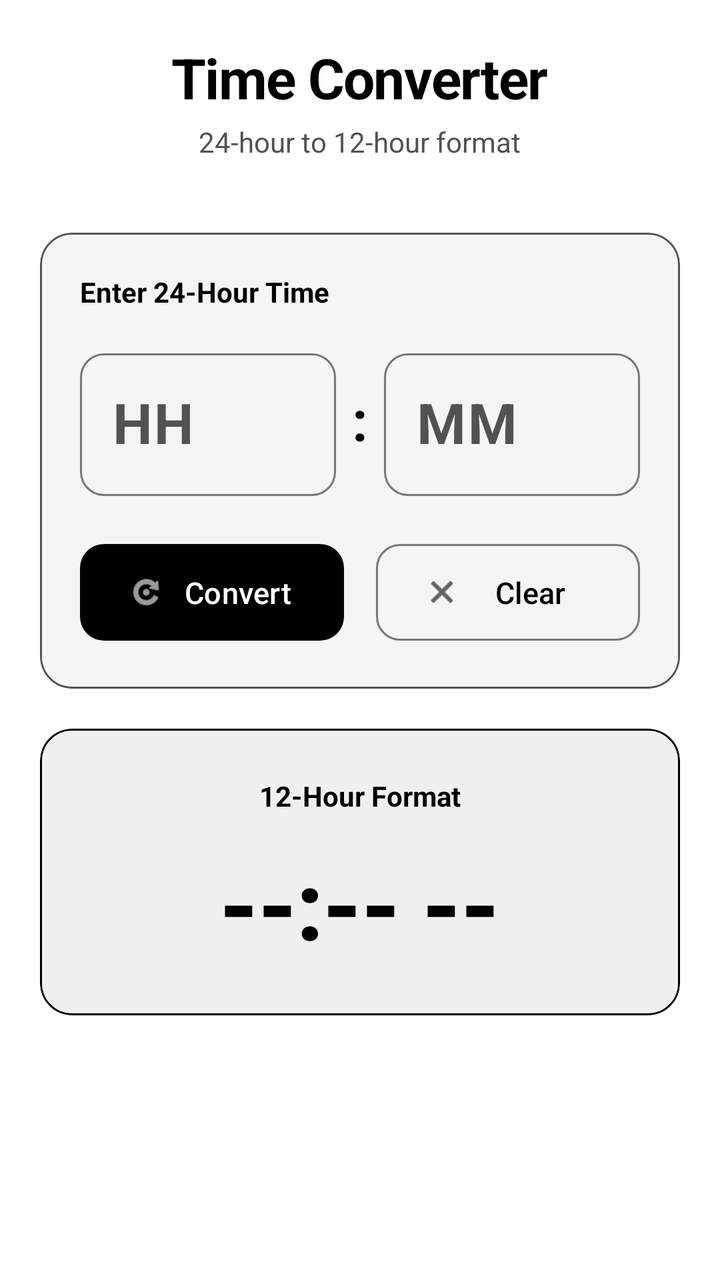
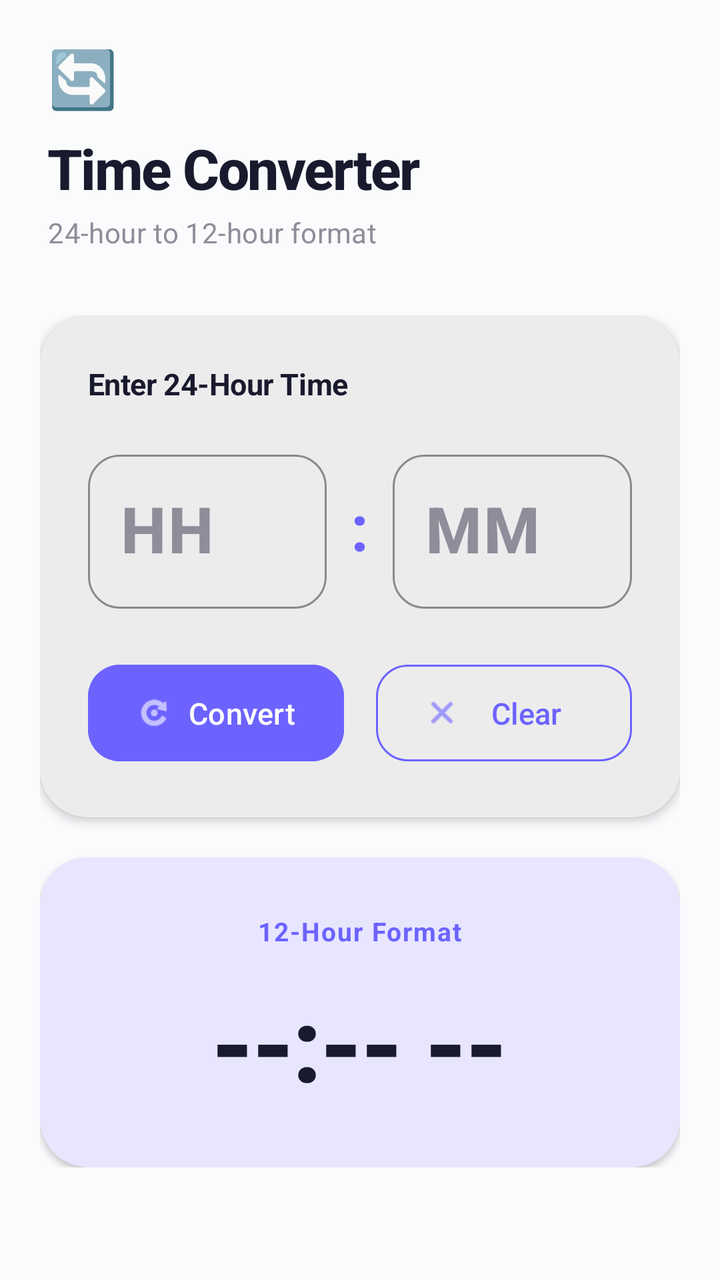

Before-and-after screenshots of an Android layout around one commit, followed by the original layout XML and the change that was made.
<!-- AndroidManifest.xml: application theme Theme.DevLifeOS -->
<!-- res/layout/fragment_time_converter.xml -->
<?xml version="1.0" encoding="utf-8"?>
<androidx.coordinatorlayout.widget.CoordinatorLayout xmlns:android="http://schemas.android.com/apk/res/android"
    xmlns:app="http://schemas.android.com/apk/res-auto"
    xmlns:tools="http://schemas.android.com/tools"
    android:layout_width="match_parent"
    android:layout_height="match_parent"
    android:background="?attr/colorSurface">

    
    <com.google.android.material.appbar.AppBarLayout
        android:id="@+id/appBarLayout"
        android:layout_width="match_parent"
        android:layout_height="wrap_content"
        android:background="?attr/colorSurface"
        android:elevation="0dp"
        app:elevation="0dp">

        <LinearLayout
            android:layout_width="match_parent"
            android:layout_height="wrap_content"
            android:orientation="vertical"
            android:paddingStart="24dp"
            android:paddingTop="20dp"
            android:paddingEnd="24dp"
            android:paddingBottom="16dp">

            <TextView
                android:layout_width="wrap_content"
                android:layout_height="wrap_content"
                android:layout_gravity="center"
                android:text="Time Converter"
                android:textColor="?attr/colorOnSurface"
                android:textSize="28sp"
                android:textStyle="bold"
                android:letterSpacing="-0.02" />

            <TextView
                android:layout_width="wrap_content"
                android:layout_height="wrap_content"
                android:layout_marginTop="4dp"
                android:layout_gravity="center"
                android:text="24-hour to 12-hour format"
                android:textColor="?attr/colorOnSurfaceVariant"
                android:textSize="14sp" />

        </LinearLayout>

    </com.google.android.material.appbar.AppBarLayout>

    <androidx.core.widget.NestedScrollView
        android:layout_width="match_parent"
        android:layout_height="match_parent"
        android:fillViewport="false"
        app:layout_behavior="@string/appbar_scrolling_view_behavior">

        <LinearLayout
            android:layout_width="match_parent"
            android:layout_height="wrap_content"
            android:orientation="vertical"
            android:padding="20dp">

            
            <com.google.android.material.card.MaterialCardView
                android:layout_width="match_parent"
                android:layout_height="wrap_content"
                app:cardBackgroundColor="?attr/colorSurfaceVariant"
                app:cardCornerRadius="16dp"
                app:cardElevation="0dp"
                app:strokeWidth="1dp"
                app:strokeColor="?attr/colorOnSurfaceVariant">

                <LinearLayout
                    android:layout_width="match_parent"
                    android:layout_height="wrap_content"
                    android:orientation="vertical"
                    android:padding="20dp">

                    <TextView
                        android:layout_width="wrap_content"
                        android:layout_height="wrap_content"
                        android:text="Enter 24-Hour Time"
                        android:textColor="?attr/colorOnSurface"
                        android:textSize="14sp"
                        android:textStyle="bold" />

                    
                    <LinearLayout
                        android:layout_width="match_parent"
                        android:layout_height="wrap_content"
                        android:layout_marginTop="16dp"
                        android:gravity="center"
                        android:orientation="horizontal">

                        
                        <com.google.android.material.textfield.TextInputLayout
                            style="@style/Widget.Material3.TextInputLayout.OutlinedBox"
                            android:layout_width="0dp"
                            android:layout_height="wrap_content"
                            android:layout_weight="1"
                            android:hint="HH"
                            app:boxCornerRadiusBottomEnd="12dp"
                            app:boxCornerRadiusBottomStart="12dp"
                            app:boxCornerRadiusTopEnd="12dp"
                            app:boxCornerRadiusTopStart="12dp">

                            <com.google.android.material.textfield.TextInputEditText
                                android:id="@+id/etHour24"
                                android:layout_width="match_parent"
                                android:layout_height="wrap_content"
                                android:inputType="number"
                                android:maxLength="2"
                                android:textAlignment="center"
                                android:textSize="28sp"
                                android:textStyle="bold" />

                        </com.google.android.material.textfield.TextInputLayout>

                        
                        <TextView
                            android:layout_width="wrap_content"
                            android:layout_height="wrap_content"
                            android:layout_marginStart="8dp"
                            android:layout_marginEnd="8dp"
                            android:text=":"
                            android:textColor="?attr/colorOnSurface"
                            android:textSize="28sp"
                            android:textStyle="bold" />

                        
                        <com.google.android.material.textfield.TextInputLayout
                            style="@style/Widget.Material3.TextInputLayout.OutlinedBox"
                            android:layout_width="0dp"
                            android:layout_height="wrap_content"
                            android:layout_weight="1"
                            android:hint="MM"
                            app:boxCornerRadiusBottomEnd="12dp"
                            app:boxCornerRadiusBottomStart="12dp"
                            app:boxCornerRadiusTopEnd="12dp"
                            app:boxCornerRadiusTopStart="12dp">

                            <com.google.android.material.textfield.TextInputEditText
                                android:id="@+id/etMinute"
                                android:layout_width="match_parent"
                                android:layout_height="wrap_content"
                                android:inputType="number"
                                android:maxLength="2"
                                android:textAlignment="center"
                                android:textSize="28sp"
                                android:textStyle="bold" />

                        </com.google.android.material.textfield.TextInputLayout>

                    </LinearLayout>

                    
                    <LinearLayout
                        android:layout_width="match_parent"
                        android:layout_height="wrap_content"
                        android:layout_marginTop="20dp"
                        android:orientation="horizontal">

                        <com.google.android.material.button.MaterialButton
                            android:id="@+id/btnConvert"
                            android:layout_width="0dp"
                            android:layout_height="wrap_content"
                            android:layout_marginEnd="8dp"
                            android:layout_weight="1"
                            android:paddingVertical="14dp"
                            android:text="Convert"
                            android:textSize="15sp"
                            app:cornerRadius="12dp"
                            app:icon="@android:drawable/ic_menu_rotate" />

                        <com.google.android.material.button.MaterialButton
                            android:id="@+id/btnClear"
                            style="@style/Widget.Material3.Button.OutlinedButton"
                            android:layout_width="0dp"
                            android:layout_height="wrap_content"
                            android:layout_marginStart="8dp"
                            android:layout_weight="1"
                            android:paddingVertical="14dp"
                            android:text="Clear"
                            android:textSize="15sp"
                            app:cornerRadius="12dp"
                            app:icon="@android:drawable/ic_menu_close_clear_cancel" />

                    </LinearLayout>

                </LinearLayout>

            </com.google.android.material.card.MaterialCardView>

            
            <com.google.android.material.card.MaterialCardView
                android:id="@+id/cardResult"
                android:layout_width="match_parent"
                android:layout_height="wrap_content"
                android:layout_marginTop="20dp"
                app:cardBackgroundColor="?attr/colorPrimaryContainer"
                app:cardCornerRadius="16dp"
                app:cardElevation="0dp"
                app:strokeWidth="1dp"
                app:strokeColor="?attr/colorPrimary">

                <LinearLayout
                    android:layout_width="match_parent"
                    android:layout_height="wrap_content"
                    android:gravity="center"
                    android:orientation="vertical"
                    android:padding="24dp">

                    <TextView
                        android:layout_width="wrap_content"
                        android:layout_height="wrap_content"
                        android:text="12-Hour Format"
                        android:textColor="?attr/colorOnSurface"
                        android:textSize="14sp"
                        android:textStyle="bold" />

                    <TextView
                        android:id="@+id/tvResult12Hour"
                        android:layout_width="wrap_content"
                        android:layout_height="wrap_content"
                        android:layout_marginTop="12dp"
                        android:fontFamily="sans-serif-medium"
                        android:letterSpacing="-0.02"
                        android:text="--:-- --"
                        android:textColor="?attr/colorOnSurface"
                        android:textSize="48sp"
                        android:textStyle="bold" />

                    
                    <com.google.android.material.card.MaterialCardView
                        android:id="@+id/cardExplanation"
                        android:layout_width="match_parent"
                        android:layout_height="wrap_content"
                        android:layout_marginTop="16dp"
                        android:visibility="gone"
                        app:cardBackgroundColor="?attr/colorSurface"
                        app:cardCornerRadius="12dp"
                        app:cardElevation="0dp">

                        <TextView
                            android:id="@+id/tvResultExplanation"
                            android:layout_width="match_parent"
                            android:layout_height="wrap_content"
                            android:fontFamily="monospace"
                            android:padding="12dp"
                            android:text="Enter time to see conversion"
                            android:textColor="?attr/colorOnSurface"
                            android:textSize="12sp"
                            android:lineSpacingExtra="2dp" />

                    </com.google.android.material.card.MaterialCardView>

                </LinearLayout>

            </com.google.android.material.card.MaterialCardView>


        </LinearLayout>

    </androidx.core.widget.NestedScrollView>

</androidx.coordinatorlayout.widget.CoordinatorLayout>
<!-- resources referenced by this layout -->
<resources>
  <style name="Base.Theme.DevLifeOS" parent="Theme.Material3.DayNight.NoActionBar">
          
          <item name="colorPrimary">@color/md_theme_light_primary</item>
          <item name="colorOnPrimary">@color/md_theme_light_onPrimary</item>
          <item name="colorPrimaryContainer">@color/md_theme_light_primaryContainer</item>
  
          
          <item name="colorSecondary">@color/md_theme_light_secondary</item>
          <item name="colorOnSecondary">@color/md_theme_light_onSecondary</item>
          <item name="colorSecondaryContainer">@color/md_theme_light_primaryContainer</item>
          <item name="colorOnSecondaryContainer">@color/black</item>
  
          
          <item name="android:colorBackground">@color/md_theme_light_background</item>
          <item name="colorOnBackground">@color/black</item>
  
          
          <item name="colorSurface">@color/md_theme_light_surface</item>
          <item name="colorOnSurface">@color/black</item>
          <item name="colorSurfaceVariant">@color/md_theme_light_surfaceVariant</item>
          <item name="colorOnSurfaceVariant">@color/neutral_600</item>
  
          
          <item name="colorError">@color/md_theme_light_error</item>
          <item name="colorOnError">@color/white</item>
  
          
          <item name="android:statusBarColor">@color/white</item>
          <item name="android:windowLightStatusBar" tools:targetApi="m">true</item>
  
          
          <item name="android:navigationBarColor">@color/white</item>
          <item name="android:windowLightNavigationBar" tools:targetApi="o">true</item>
      </style>
  <color name="md_theme_light_primary">#000000</color>
  <color name="md_theme_light_primaryContainer">#F0F0F0</color>
  <color name="md_theme_light_secondary">#333333</color>
  <color name="black">#FF000000</color>
  <color name="md_theme_light_background">#FFFFFF</color>
  <color name="md_theme_light_surfaceVariant">#F5F5F5</color>
  <color name="neutral_600">#525252</color>
  <color name="md_theme_light_error">#DC2626</color>
  <!-- unchanged entries left out for length: 5 -->
</resources>

<!-- the commit's change to res/layout/fragment_time_converter.xml (unified diff, before → after) -->
@@ -4,14 +4,14 @@
     xmlns:tools="http://schemas.android.com/tools"
     android:layout_width="match_parent"
     android:layout_height="match_parent"
-    android:background="?attr/colorSurface">
+    android:background="?android:attr/colorBackground">
 
     
     <com.google.android.material.appbar.AppBarLayout
         android:id="@+id/appBarLayout"
         android:layout_width="match_parent"
         android:layout_height="wrap_content"
-        android:background="?attr/colorSurface"
+        android:background="?android:attr/colorBackground"
         android:elevation="0dp"
         app:elevation="0dp">
 
@@ -22,26 +22,27 @@
             android:paddingStart="24dp"
             android:paddingTop="20dp"
             android:paddingEnd="24dp"
-            android:paddingBottom="16dp">
+            android:paddingBottom="12dp">
 
             <TextView
                 android:layout_width="wrap_content"
                 android:layout_height="wrap_content"
-                android:layout_gravity="center"
-                android:text="Time Converter"
-                android:textColor="?attr/colorOnSurface"
-                android:textSize="28sp"
-                android:textStyle="bold"
-                android:letterSpacing="-0.02" />
+                android:text="@string/emoji_refresh"
+                android:textSize="28sp" />
+
+            <TextView
+                style="@style/PremiumHeaderTitle"
+                android:layout_width="wrap_content"
+                android:layout_height="wrap_content"
+                android:layout_marginTop="8dp"
+                android:text="@string/time_converter" />
 
             <TextView
                 android:layout_width="wrap_content"
                 android:layout_height="wrap_content"
                 android:layout_marginTop="4dp"
-                android:layout_gravity="center"
-                android:text="24-hour to 12-hour format"
-                android:textColor="?attr/colorOnSurfaceVariant"
-                android:textSize="14sp" />
+                android:text="@string/header_subtitle_time_converter"
+                style="@style/PremiumHeaderSubtitle" />
 
         </LinearLayout>
 
@@ -63,31 +64,31 @@
             <com.google.android.material.card.MaterialCardView
                 android:layout_width="match_parent"
                 android:layout_height="wrap_content"
-                app:cardBackgroundColor="?attr/colorSurfaceVariant"
-                app:cardCornerRadius="16dp"
-                app:cardElevation="0dp"
-                app:strokeWidth="1dp"
-                app:strokeColor="?attr/colorOnSurfaceVariant">
+                app:cardBackgroundColor="?attr/colorSurface"
+                app:cardCornerRadius="24dp"
+                app:cardElevation="3dp"
+                app:strokeWidth="0dp">
 
                 <LinearLayout
                     android:layout_width="match_parent"
                     android:layout_height="wrap_content"
                     android:orientation="vertical"
-                    android:padding="20dp">
+                    android:padding="24dp">
 
                     <TextView
                         android:layout_width="wrap_content"
                         android:layout_height="wrap_content"
-                        android:text="Enter 24-Hour Time"
+                        android:text="@string/enter_24_hour_time"
                         android:textColor="?attr/colorOnSurface"
-                        android:textSize="14sp"
-                        android:textStyle="bold" />
+                        android:textSize="15sp"
+                        android:textStyle="bold"
+                        android:letterSpacing="-0.01" />
 
                     
                     <LinearLayout
                         android:layout_width="match_parent"
                         android:layout_height="wrap_content"
-                        android:layout_marginTop="16dp"
+                        android:layout_marginTop="20dp"
                         android:gravity="center"
                         android:orientation="horizontal">
 
@@ -97,11 +98,12 @@
                             android:layout_width="0dp"
                             android:layout_height="wrap_content"
                             android:layout_weight="1"
-                            android:hint="HH"
-                            app:boxCornerRadiusBottomEnd="12dp"
-                            app:boxCornerRadiusBottomStart="12dp"
-                            app:boxCornerRadiusTopEnd="12dp"
-                            app:boxCornerRadiusTopStart="12dp">
+                            android:hint="@string/hint_hh"
+                            app:boxCornerRadiusBottomEnd="16dp"
+                            app:boxCornerRadiusBottomStart="16dp"
+                            app:boxCornerRadiusTopEnd="16dp"
+                            app:boxCornerRadiusTopStart="16dp"
+                            app:boxStrokeColor="@color/accent_indigo">
 
                             <com.google.android.material.textfield.TextInputEditText
                                 android:id="@+id/etHour24"
@@ -110,8 +112,9 @@
                                 android:inputType="number"
                                 android:maxLength="2"
                                 android:textAlignment="center"
-                                android:textSize="28sp"
-                                android:textStyle="bold" />
+                                android:textSize="32sp"
+                                android:textStyle="bold"
+                                android:fontFamily="sans-serif-medium" />
 
                         </com.google.android.material.textfield.TextInputLayout>
 
@@ -119,11 +122,11 @@
                         <TextView
                             android:layout_width="wrap_content"
                             android:layout_height="wrap_content"
-                            android:layout_marginStart="8dp"
-                            android:layout_marginEnd="8dp"
-                            android:text=":"
-                            android:textColor="?attr/colorOnSurface"
-                            android:textSize="28sp"
+                            android:layout_marginStart="12dp"
+                            android:layout_marginEnd="12dp"
+                            android:text="@string/colon"
+                            android:textColor="@color/accent_indigo"
+                            android:textSize="32sp"
                             android:textStyle="bold" />
 
                         
@@ -132,11 +135,12 @@
                             android:layout_width="0dp"
                             android:layout_height="wrap_content"
                             android:layout_weight="1"
-                            android:hint="MM"
-                            app:boxCornerRadiusBottomEnd="12dp"
-                            app:boxCornerRadiusBottomStart="12dp"
-                            app:boxCornerRadiusTopEnd="12dp"
-                            app:boxCornerRadiusTopStart="12dp">
+                            android:hint="@string/hint_mm"
+                            app:boxCornerRadiusBottomEnd="16dp"
+                            app:boxCornerRadiusBottomStart="16dp"
+                            app:boxCornerRadiusTopEnd="16dp"
+                            app:boxCornerRadiusTopStart="16dp"
+                            app:boxStrokeColor="@color/accent_indigo">
 
                             <com.google.android.material.textfield.TextInputEditText
                                 android:id="@+id/etMinute"
@@ -145,8 +149,9 @@
                                 android:inputType="number"
                                 android:maxLength="2"
                                 android:textAlignment="center"
-                                android:textSize="28sp"
-                                android:textStyle="bold" />
+                                android:textSize="32sp"
+                                android:textStyle="bold"
+                                android:fontFamily="sans-serif-medium" />
 
                         </com.google.android.material.textfield.TextInputLayout>
 
@@ -156,7 +161,7 @@
                     <LinearLayout
                         android:layout_width="match_parent"
                         android:layout_height="wrap_content"
-                        android:layout_marginTop="20dp"
+                        android:layout_marginTop="24dp"
                         android:orientation="horizontal">
 
                         <com.google.android.material.button.MaterialButton
@@ -166,10 +171,12 @@
                             android:layout_marginEnd="8dp"
                             android:layout_weight="1"
                             android:paddingVertical="14dp"
-                            android:text="Convert"
+                            android:text="@string/convert"
                             android:textSize="15sp"
-                            app:cornerRadius="12dp"
-                            app:icon="@android:drawable/ic_menu_rotate" />
+                            android:backgroundTint="@color/accent_indigo"
+                            app:cornerRadius="16dp"
+                            app:icon="@android:drawable/ic_menu_rotate"
+                            app:iconTint="@color/white" />
 
                         <com.google.android.material.button.MaterialButton
                             android:id="@+id/btnClear"
@@ -179,10 +186,13 @@
                             android:layout_marginStart="8dp"
                             android:layout_weight="1"
                             android:paddingVertical="14dp"
-                            android:text="Clear"
+                            android:text="@string/clear"
                             android:textSize="15sp"
-                            app:cornerRadius="12dp"
-                            app:icon="@android:drawable/ic_menu_close_clear_cancel" />
+                            android:textColor="@color/accent_indigo"
+                            app:cornerRadius="16dp"
+                            app:strokeColor="@color/accent_indigo"
+                            app:icon="@android:drawable/ic_menu_close_clear_cancel"
+                            app:iconTint="@color/accent_indigo" />
 
                     </LinearLayout>
 
@@ -196,26 +206,26 @@
                 android:layout_width="match_parent"
                 android:layout_height="wrap_content"
                 android:layout_marginTop="20dp"
-                app:cardBackgroundColor="?attr/colorPrimaryContainer"
-                app:cardCornerRadius="16dp"
-                app:cardElevation="0dp"
-                app:strokeWidth="1dp"
-                app:strokeColor="?attr/colorPrimary">
+                app:cardBackgroundColor="@color/accent_indigo_soft"
+                app:cardCornerRadius="24dp"
+                app:cardElevation="2dp"
+                app:strokeWidth="0dp">
 
                 <LinearLayout
                     android:layout_width="match_parent"
                     android:layout_height="wrap_content"
                     android:gravity="center"
                     android:orientation="vertical"
-                    android:padding="24dp">
+                    android:padding="28dp">
 
                     <TextView
                         android:layout_width="wrap_content"
                         android:layout_height="wrap_content"
-                        android:text="12-Hour Format"
-                        android:textColor="?attr/colorOnSurface"
-                        android:textSize="14sp"
-                        android:textStyle="bold" />
+                        android:text="@string/twelve_hour_format"
+                        android:textColor="@color/accent_indigo"
+                        android:textSize="13sp"
+                        android:textStyle="bold"
+                        android:letterSpacing="0.05" />
 
                     <TextView
                         android:id="@+id/tvResult12Hour"
@@ -223,10 +233,10 @@
                         android:layout_height="wrap_content"
                         android:layout_marginTop="12dp"
                         android:fontFamily="sans-serif-medium"
-                        android:letterSpacing="-0.02"
-                        android:text="--:-- --"
+                        android:letterSpacing="-0.03"
+                        android:text="@string/result_placeholder"
                         android:textColor="?attr/colorOnSurface"
-                        android:textSize="48sp"
+                        android:textSize="52sp"
                         android:textStyle="bold" />
 
                     
@@ -237,19 +247,20 @@
                         android:layout_marginTop="16dp"
                         android:visibility="gone"
                         app:cardBackgroundColor="?attr/colorSurface"
-                        app:cardCornerRadius="12dp"
-                        app:cardElevation="0dp">
+                        app:cardCornerRadius="16dp"
+                        app:cardElevation="0dp"
+                        app:strokeWidth="0dp">
 
                         <TextView
                             android:id="@+id/tvResultExplanation"
                             android:layout_width="match_parent"
                             android:layout_height="wrap_content"
                             android:fontFamily="monospace"
-                            android:padding="12dp"
-                            android:text="Enter time to see conversion"
-                            android:textColor="?attr/colorOnSurface"
+                            android:padding="14dp"
+                            android:text="@string/enter_time_to_see"
+                            android:textColor="?attr/colorOnSurfaceVariant"
                             android:textSize="12sp"
-                            android:lineSpacingExtra="2dp" />
+                            android:lineSpacingExtra="3dp" />
 
                     </com.google.android.material.card.MaterialCardView>
 
@@ -257,7 +268,6 @@
 
             </com.google.android.material.card.MaterialCardView>
 
-
         </LinearLayout>
 
     </androidx.core.widget.NestedScrollView>
<!-- resource entries referenced after the edit -->
@@ -1,47 +1,102 @@
 <!-- resources referenced by this layout -->
 <resources>
+  <color name="accent_indigo">#6C63FF</color>
+  <color name="accent_indigo_soft">#E8E6FF</color>
+  <string name="clear">Clear</string>
+  <string name="colon">:</string>
+  <string name="convert">Convert</string>
+  <string name="emoji_refresh">🔄</string>
+  <string name="enter_24_hour_time">Enter 24-Hour Time</string>
+  <string name="enter_time_to_see">Enter time to see conversion</string>
+  <string name="header_subtitle_time_converter">24-hour to 12-hour format</string>
+  <string name="hint_hh">HH</string>
+  <string name="hint_mm">MM</string>
+  <string name="result_placeholder">--:-- --</string>
+  <string name="time_converter">Time Converter</string>
+  <string name="twelve_hour_format">12-Hour Format</string>
+  <style name="PremiumHeaderSubtitle">
+          <item name="android:textSize">14sp</item>
+          <item name="android:textColor">?attr/colorOnSurfaceVariant</item>
+          <item name="android:letterSpacing">0.01</item>
+      </style>
+  <style name="PremiumHeaderTitle">
+          <item name="android:textSize">28sp</item>
+          <item name="android:textStyle">bold</item>
+          <item name="android:textColor">?attr/colorOnSurface</item>
+          <item name="android:letterSpacing">-0.03</item>
+          <item name="android:fontFamily">sans-serif-medium</item>
+      </style>
   <style name="Base.Theme.DevLifeOS" parent="Theme.Material3.DayNight.NoActionBar">
           
           <item name="colorPrimary">@color/md_theme_light_primary</item>
           <item name="colorOnPrimary">@color/md_theme_light_onPrimary</item>
           <item name="colorPrimaryContainer">@color/md_theme_light_primaryContainer</item>
+          <item name="colorOnPrimaryContainer">@color/md_theme_light_onPrimaryContainer</item>
   
           
           <item name="colorSecondary">@color/md_theme_light_secondary</item>
           <item name="colorOnSecondary">@color/md_theme_light_onSecondary</item>
-          <item name="colorSecondaryContainer">@color/md_theme_light_primaryContainer</item>
-          <item name="colorOnSecondaryContainer">@color/black</item>
+          <item name="colorSecondaryContainer">@color/md_theme_light_secondaryContainer</item>
+          <item name="colorOnSecondaryContainer">@color/md_theme_light_primary</item>
   
           
           <item name="android:colorBackground">@color/md_theme_light_background</item>
-          <item name="colorOnBackground">@color/black</item>
+          <item name="colorOnBackground">@color/md_theme_light_primary</item>
   
           
           <item name="colorSurface">@color/md_theme_light_surface</item>
-          <item name="colorOnSurface">@color/black</item>
+          <item name="colorOnSurface">@color/md_theme_light_primary</item>
           <item name="colorSurfaceVariant">@color/md_theme_light_surfaceVariant</item>
-          <item name="colorOnSurfaceVariant">@color/neutral_600</item>
+          <item name="colorOnSurfaceVariant">@color/md_theme_light_onSurfaceVariant</item>
+  
+          
+          <item name="colorOutline">@color/md_theme_light_outline</item>
   
           
           <item name="colorError">@color/md_theme_light_error</item>
           <item name="colorOnError">@color/white</item>
   
           
-          <item name="android:statusBarColor">@color/white</item>
+          <item name="android:statusBarColor">@color/md_theme_light_background</item>
           <item name="android:windowLightStatusBar" tools:targetApi="m">true</item>
   
           
-          <item name="android:navigationBarColor">@color/white</item>
+          <item name="android:navigationBarColor">@color/md_theme_light_surface</item>
           <item name="android:windowLightNavigationBar" tools:targetApi="o">true</item>
+  
+          
+          <item name="android:windowAnimationStyle">@style/PremiumWindowAnimation</item>
+  
+          
+          <item name="shapeAppearanceSmallComponent">@style/PremiumShapeSmall</item>
+          <item name="shapeAppearanceMediumComponent">@style/PremiumShapeMedium</item>
+          <item name="shapeAppearanceLargeComponent">@style/PremiumShapeLarge</item>
       </style>
-  <color name="md_theme_light_primary">#000000</color>
-  <color name="md_theme_light_primaryContainer">#F0F0F0</color>
-  <color name="md_theme_light_secondary">#333333</color>
-  <color name="black">#FF000000</color>
-  <color name="md_theme_light_background">#FFFFFF</color>
-  <color name="md_theme_light_surfaceVariant">#F5F5F5</color>
-  <color name="neutral_600">#525252</color>
-  <color name="md_theme_light_error">#DC2626</color>
+  <color name="md_theme_light_primary">#1A1A2E</color>
+  <color name="md_theme_light_primaryContainer">#EEEEF6</color>
+  <color name="md_theme_light_onPrimaryContainer">#1A1A2E</color>
+  <color name="md_theme_light_secondary">#6C63FF</color>
+  <color name="md_theme_light_secondaryContainer">#E8E6FF</color>
+  <color name="md_theme_light_background">#FAFBFD</color>
+  <color name="md_theme_light_surfaceVariant">#F4F5F9</color>
+  <color name="md_theme_light_onSurfaceVariant">#8E8E9A</color>
+  <color name="md_theme_light_outline">#E2E3EA</color>
+  <color name="md_theme_light_error">#E53935</color>
+  <style name="PremiumWindowAnimation" parent="@android:style/Animation.Activity">
+          <item name="android:activityOpenEnterAnimation">@android:anim/fade_in</item>
+          <item name="android:activityOpenExitAnimation">@android:anim/fade_out</item>
+          <item name="android:activityCloseEnterAnimation">@android:anim/fade_in</item>
+          <item name="android:activityCloseExitAnimation">@android:anim/fade_out</item>
+      </style>
+  <style name="PremiumShapeSmall" parent="ShapeAppearance.Material3.SmallComponent">
+          <item name="cornerSize">12dp</item>
+      </style>
+  <style name="PremiumShapeMedium" parent="ShapeAppearance.Material3.MediumComponent">
+          <item name="cornerSize">20dp</item>
+      </style>
+  <style name="PremiumShapeLarge" parent="ShapeAppearance.Material3.LargeComponent">
+          <item name="cornerSize">28dp</item>
+      </style>
   <!-- unchanged entries left out for length: 5 -->
 </resources>
 
